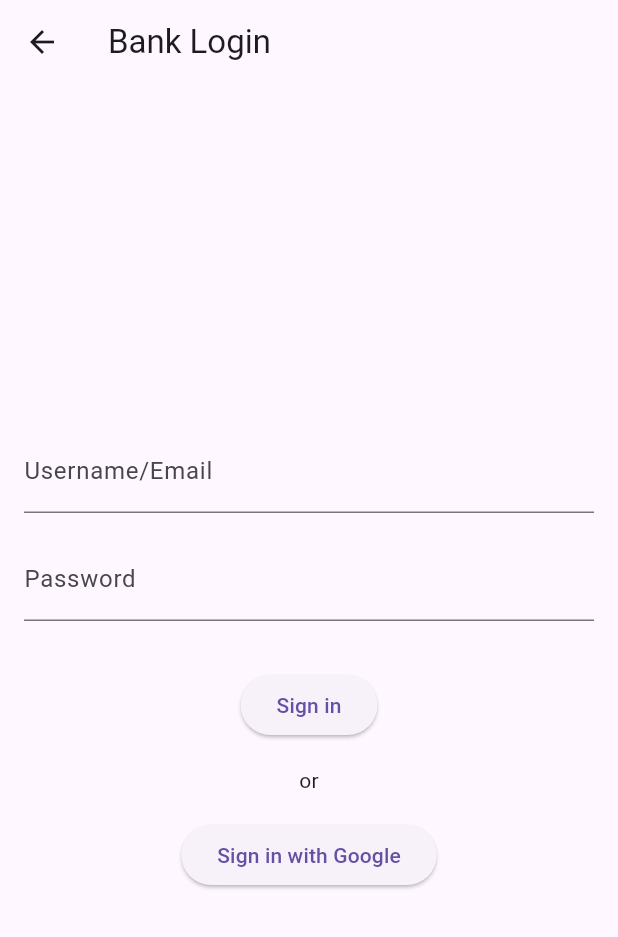
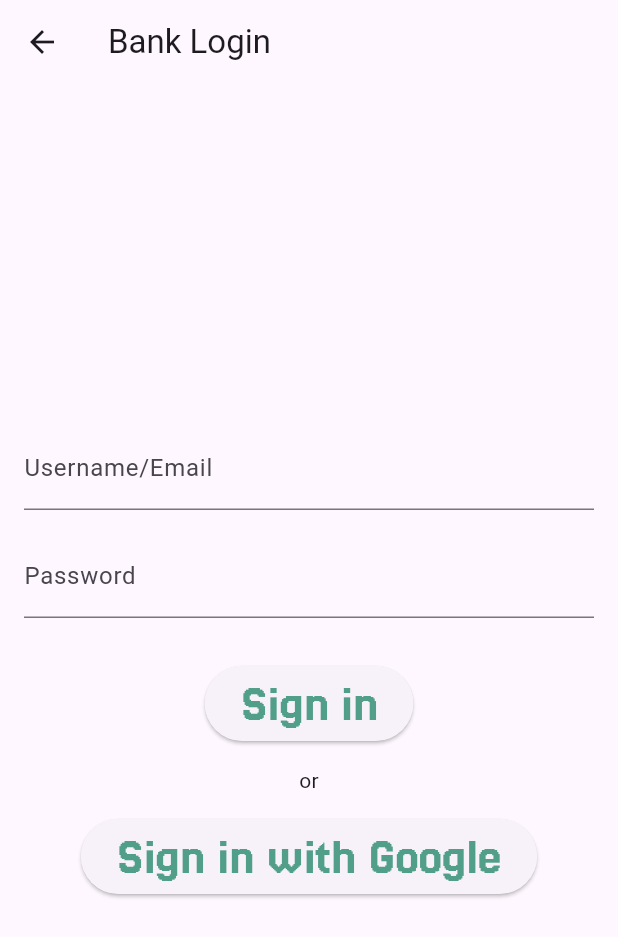
Before and after one commit to EasonJiang94/LilMoneyMan, a Flutter app: the screen it shows after launch, after a tap on an icon or button, on a phone screen of 412 x 824 dp. Shown: the top 937 px of the screen. Run offline on Flutter 3.47's test engine with Material 3 defaults, Android fonts, the phone set to English and light mode, and no system bars.

Commit message:
button colors

```diff
--- a/lib/screens/home_screen.dart
+++ b/lib/screens/home_screen.dart
@@ -105,11 +105,11 @@ class HomePage extends State<HomeScreen>{
                 BottomNavigationBarItem(
                   label: "Home",
                   icon: Icon(Icons.home,
-                  color: Colors.green)),
+                  color: Color.fromRGBO(0, 118, 81, 0.667),)),
                 BottomNavigationBarItem(
                   label: "My Savings",
                   icon: Icon(Icons.wallet,
-                  color: Colors.green)),
+                  color: Color.fromRGBO(0, 118, 81, 0.667),)),
               ],
               currentIndex: 0,
               onTap: (int index) {
--- a/lib/screens/login_screen.dart
+++ b/lib/screens/login_screen.dart
@@ -68,14 +68,26 @@ class _LoginScreenState extends State<LoginScreen> {
               const SizedBox(height: 32),
               ElevatedButton(
                 onPressed: _handleEmailSignIn,
-                child: const Text('Sign in'),
+                child: const Text('Sign in',
+                style: TextStyle(
+                fontSize: 35,
+                color: Color.fromRGBO(0, 118, 81, 0.667),
+                fontFamily: 'Jersey25',
+                    ),
+                  ),
               ),
               const SizedBox(height: 16),
               const Text('or'),
               const SizedBox(height: 16),
               ElevatedButton(
                 onPressed: _handleGoogleSignIn,
-                child: const Text('Sign in with Google'),
+                child: const Text('Sign in with Google',
+                style: TextStyle(
+                fontSize: 35,
+                color: Color.fromRGBO(0, 118, 81, 0.667),
+                fontFamily: 'Jersey25',
+                    ),
+                ),
               ),
             ],
           ),
```
